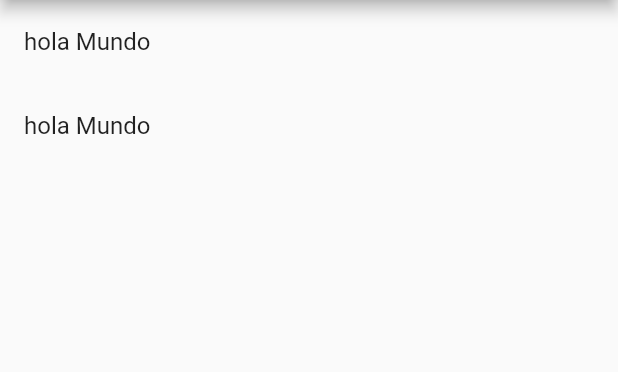
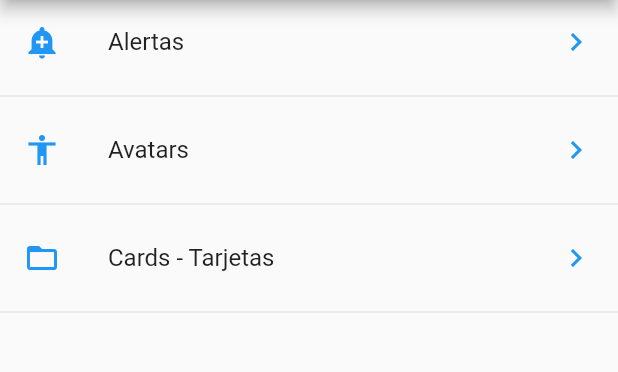
Before and after one commit to KevinDev115/componentsflutter, a Flutter app: the screen it shows after launch, on a phone screen of 412 x 824 dp, the part 84-456 px from its top. Run offline on Flutter 3.47's test engine with Material 2 defaults, Android fonts, the phone set to English and light mode, and no system bars.

Commit message:
create function return options menu and render in homepage. create utils show icon with a string

```diff
--- a/lib/src/pages/home_page.dart
+++ b/lib/src/pages/home_page.dart
@@ -1,5 +1,6 @@
 import 'package:flutter/material.dart';
 import 'package:componentsflutter/src/providers/menu_provider.dart';
+import 'package:componentsflutter/src/utils/icon_string_util.dart';
 
 class HomePage extends StatelessWidget {
   @override
@@ -13,21 +14,32 @@ class HomePage extends StatelessWidget {
   }
 
   Widget _list() {
-    print(menuProvider.options);
-
-    return ListView(
-      children: _createItems(),
+    // menuProvider.loadData()
+    return FutureBuilder(
+      future: menuProvider.loadData(),
+      initialData: [],
+      builder: (BuildContext context, AsyncSnapshot<List<dynamic>> snapshot) {
+        return ListView(
+          children: _createItems(snapshot.data),
+        );
+      },
     );
   }
 
-  List<Widget> _createItems() {
-    return [
-      ListTile(
-        title: Text("hola Mundo"),
-      ),
-      ListTile(
-        title: Text("hola Mundo"),
-      ),
-    ];
+  List<Widget> _createItems(data) {
+    final List<Widget> options = [];
+
+    data.forEach((opt) {
+      final tmp = ListTile(
+        title: Text(opt['texto']),
+        leading: getIcon(opt['icon']),
+        trailing: Icon(Icons.keyboard_arrow_right_outlined, color: Colors.blue),
+        onTap: () {},
+      );
+
+      options..add(tmp)..add(Divider());
+    });
+
+    return options;
   }
 }
--- /dev/null
+++ b/lib/src/utils/icon_string_util.dart
@@ -0,0 +1,14 @@
+import 'package:flutter/material.dart';
+
+final _icons = <String, IconData>{
+  'add_alert': Icons.add_alert,
+  'accessibility': Icons.accessibility,
+  'folder_open': Icons.folder_open,
+};
+
+Icon getIcon(String nameIcon) {
+  return Icon(
+    _icons[nameIcon],
+    color: Colors.blue,
+  );
+}
```
Also changed, not shown: lib/src/providers/menu_provider.dart (+5 -10 lines).
